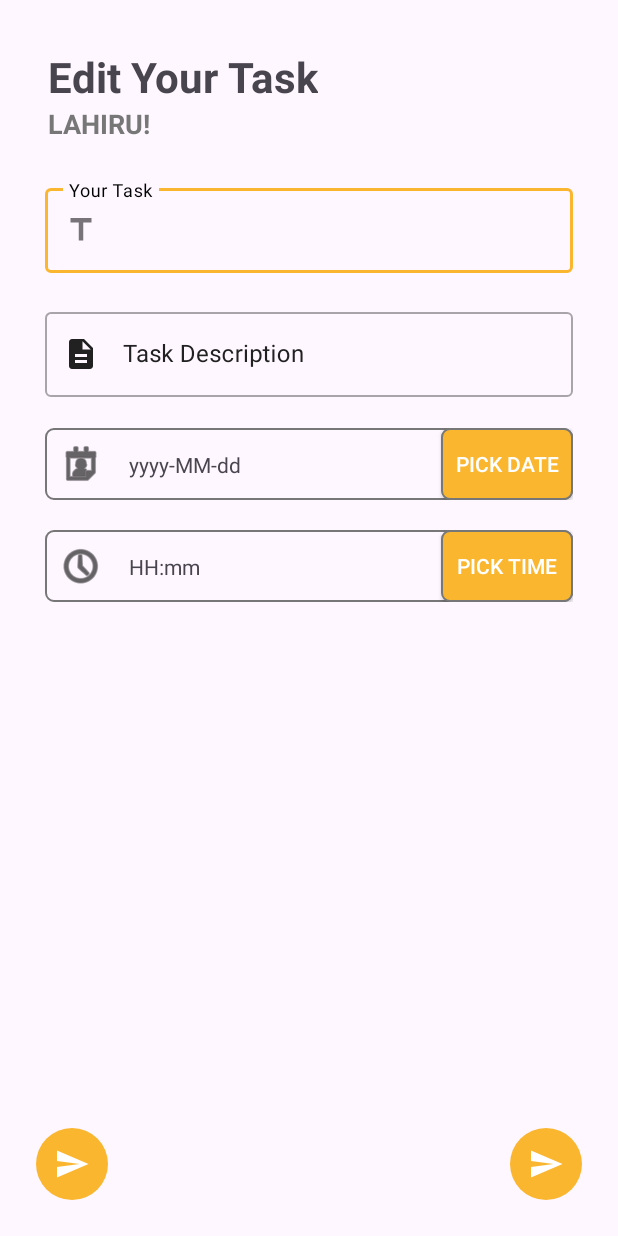
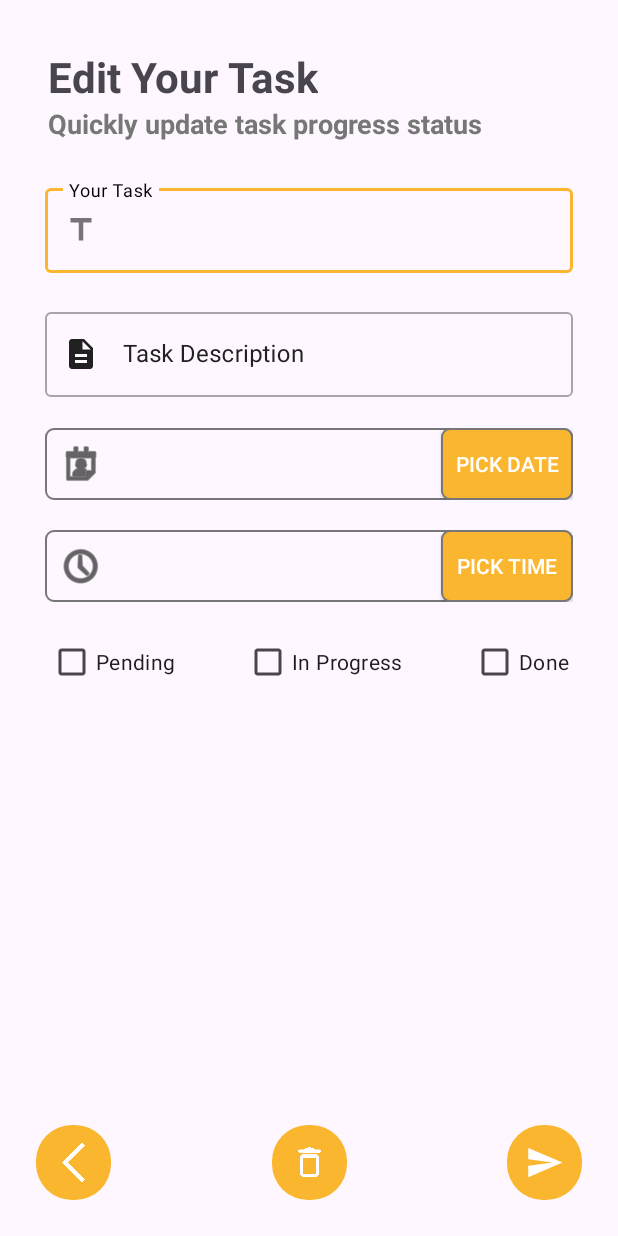
Before and after one commit to lahiruudayakumara/task-manager-android-app-kotlin, an Android app: the UpdateTaskActivity screen opened directly, with no data from a screen before it, on a phone screen of 412 x 824 dp. Run offline under Robolectric (Android 15) with nearby library versions, the phone set to English and light mode, and no system bars.

Commit message:
Update task update activity layout and functionality

```diff
--- a/app/src/main/java/com/example/taskmanagerapp/UpdateTaskActivity.kt
+++ b/app/src/main/java/com/example/taskmanagerapp/UpdateTaskActivity.kt
@@ -8,14 +8,17 @@ import android.provider.BaseColumns
 import android.text.Editable
 import android.util.Log
 import android.widget.Button
+import android.widget.CheckBox
+import android.widget.ImageButton
+import android.widget.TextView
 import android.widget.Toast
 import androidx.appcompat.app.AppCompatActivity
 import com.example.taskmanagerapp.db.DBOpenHelper
 import com.example.taskmanagerapp.utils.COLUMN_NAME_DATE
 import com.example.taskmanagerapp.utils.COLUMN_NAME_DESCRIPTION
+import com.example.taskmanagerapp.utils.COLUMN_NAME_STATUS
 import com.example.taskmanagerapp.utils.COLUMN_NAME_TIME
 import com.example.taskmanagerapp.utils.COLUMN_NAME_TITLE
-import com.google.android.material.floatingactionbutton.FloatingActionButton
 import com.google.android.material.textfield.TextInputLayout
 import java.text.SimpleDateFormat
 import java.util.Calendar
@@ -25,8 +28,21 @@ class UpdateTaskActivity : AppCompatActivity() {
 
     private lateinit var etUpdatedTitle: TextInputLayout
     private lateinit var etUpdatedDescription: TextInputLayout
-    private lateinit var fabUpdate: FloatingActionButton
+    private lateinit var fabUpdate: ImageButton
+    private lateinit var fabDelete: ImageButton
+    private lateinit var backToMain: ImageButton
     private lateinit var calendar: Calendar
+    private lateinit var etDate: TextView
+    private lateinit var etTime: TextView
+
+    private var selectedDate: String = ""
+    private var selectedTime: String = ""
+    private var status: String = "Pending"
+
+    private lateinit var checkBoxPending: CheckBox
+    private lateinit var checkBoxInProgress: CheckBox
+    private lateinit var checkBoxDone: CheckBox
+
     private val dbOpenHelper = DBOpenHelper(this)
 
 
@@ -37,11 +53,64 @@ class UpdateTaskActivity : AppCompatActivity() {
         etUpdatedTitle = findViewById(R.id.edit_title)
         etUpdatedDescription = findViewById(R.id.edit_description)
         fabUpdate = findViewById(R.id.fab_update)
+        backToMain = findViewById(R.id.fab_back_main)
+        fabDelete = findViewById(R.id.fab_delete)
+
+        checkBoxPending = findViewById(R.id.edit_pending)
+        checkBoxInProgress = findViewById(R.id.edit_in_progress)
+        checkBoxDone = findViewById(R.id.edit_done)
+
+        etDate = findViewById(R.id.display_edit_date)
+        etTime = findViewById(R.id.display_edit_time)
 
         val titleOld = intent.getStringExtra(COLUMN_NAME_TITLE)
         val descriptionOld = intent.getStringExtra(COLUMN_NAME_DESCRIPTION)
         val datepre = intent.getStringExtra(COLUMN_NAME_DATE)
         val timepre = intent.getStringExtra(COLUMN_NAME_TIME)
+        val statusOld = intent.getStringExtra(COLUMN_NAME_STATUS)
+
+        etDate.text = datepre
+        etTime.text = timepre
+
+        if (statusOld != null) {
+            if (statusOld == "Pending") {
+                checkBoxPending.isChecked = true
+                status = "Pending"
+            } else if (statusOld == "In Progress") {
+                checkBoxInProgress.isChecked = true
+                status = "In Progress"
+            } else if (statusOld == "Done") {
+                checkBoxDone.isChecked = true
+                status = "Done"
+            }
+        } else {
+            // Handle the case where statusOld is null
+            Log.d("UpdateTaskActivity", "Status from intent is null")
+        }
+
+        checkBoxPending.setOnCheckedChangeListener { _, isChecked ->
+            if (isChecked) {
+                status = "Pending"
+                checkBoxInProgress.isChecked = false
+                checkBoxDone.isChecked = false
+            }
+        }
+
+        checkBoxInProgress.setOnCheckedChangeListener { _, isChecked ->
+            if (isChecked) {
+                status = "In Progress"
+                checkBoxPending.isChecked = false
+                checkBoxDone.isChecked = false
+            }
+        }
+
+        checkBoxDone.setOnCheckedChangeListener { _, isChecked ->
+            if (isChecked) {
+                status = "Done"
+                checkBoxPending.isChecked = false
+                checkBoxInProgress.isChecked = false
+            }
+        }
 
         calendar = Calendar.getInstance()
         datepre?.let {
@@ -60,12 +129,12 @@ class UpdateTaskActivity : AppCompatActivity() {
             calendar.set(Calendar.MINUTE, minute)
         }
 
-        val btnPickDate = findViewById<Button>(R.id.btn_pick_date)
+        val btnPickDate = findViewById<Button>(R.id.btn_edit_pick_date)
         btnPickDate.setOnClickListener {
             showDatePicker()
         }
 
-        val btnPickTime = findViewById<Button>(R.id.btn_pick_time)
+        val btnPickTime = findViewById<Button>(R.id.btn_edit_pick_time)
         btnPickTime.setOnClickListener {
             showTimePicker()
         }
@@ -78,18 +147,26 @@ class UpdateTaskActivity : AppCompatActivity() {
             etUpdatedDescription.editText?.text =
                 Editable.Factory.getInstance().newEditable(descriptionOld)
 
-            Log.d("UpdateNoteActivity", titleOld.toString())
-            Log.d("UpdateNoteActivity", descriptionOld.toString())
-            Log.d("UpdateNoteActivity", datepre.toString())
-            Log.d("UpdateNoteActivity", timepre.toString())
+            Log.d("UpdateTaskActivity", titleOld.toString())
+            Log.d("UpdateTaskActivity", descriptionOld.toString())
+            Log.d("UpdateTaskActivity", datepre.toString())
+            Log.d("UpdateTaskActivity", timepre.toString())
         } else {
-            Log.d("UpdateNoteActivity", "value was null")
+            Log.d("UpdateTaskActivity", "value was null")
             Toast.makeText(this, "Value was null", Toast.LENGTH_SHORT).show()
         }
 
 
         fabUpdate.setOnClickListener {
             updateData()
+        }
+
+        backToMain.setOnClickListener {
+            fabBackToMain()
+        }
+
+        fabDelete.setOnClickListener {
+            deleteTask()
         }
     }
 
@@ -98,6 +175,8 @@ class UpdateTaskActivity : AppCompatActivity() {
             this,
             { _, year, monthOfYear, dayOfMonth ->
                 calendar.set(year, monthOfYear, dayOfMonth)
+                selectedDate = SimpleDateFormat("yyyy-MM-dd").format(calendar.time)
+                updateDateTextView()
             },
             calendar.get(Calendar.YEAR),
             calendar.get(Calendar.MONTH),
@@ -112,6 +191,8 @@ class UpdateTaskActivity : AppCompatActivity() {
             { _, hourOfDay, minute ->
                 calendar.set(Calendar.HOUR_OF_DAY, hourOfDay)
                 calendar.set(Calendar.MINUTE, minute)
+                selectedTime = SimpleDateFormat("HH:mm").format(calendar.time)
+                updateTimeTextView()
             },
             calendar.get(Calendar.HOUR_OF_DAY),
             calendar.get(Calendar.MINUTE),
@@ -135,8 +216,8 @@ class UpdateTaskActivity : AppCompatActivity() {
             etUpdatedDescription.requestFocus()
             return
         }
-        val selectedDate = SimpleDateFormat("yyyy-MM-dd").format(calendar.time)
-        val selectedTime = SimpleDateFormat("HH:mm").format(calendar.time)
+        selectedDate = SimpleDateFormat("yyyy-MM-dd").format(calendar.time)
+        selectedTime = SimpleDateFormat("HH:mm").format(calendar.time)
         if (notEmpty()) {
 
             dbOpenHelper.updateTask(
@@ -144,7 +225,8 @@ class UpdateTaskActivity : AppCompatActivity() {
                 etUpdatedTitle.editText?.text.toString(),
                 etUpdatedDescription.editText?.text.toString(),
                 selectedDate,
-                selectedTime
+                selectedTime,
+                status
             )
             Toast.makeText(this, "Updated!", Toast.LENGTH_SHORT).show()
             val intentToMainActivity = Intent(this, MainActivity::class.java)
@@ -159,4 +241,28 @@ class UpdateTaskActivity : AppCompatActivity() {
                 && etUpdatedDescription.editText?.text.toString().isNotEmpty())
     }
 
+    private fun deleteTask() {
+        val id = intent.getIntExtra(BaseColumns._ID, 0).toString()
+        dbOpenHelper.deleteTask(id)
+        Toast.makeText(this, "Deleted!", Toast.LENGTH_SHORT).show()
+        val intentToMainActivity = Intent(this, MainActivity::class.java)
+        startActivity(intentToMainActivity)
+        finish()
+    }
+
+    private fun fabBackToMain() {
+        val intentToMainActivity = Intent(this, MainActivity::class.java)
+        startActivity(intentToMainActivity)
+    }
+
+    private fun updateDateTextView() {
+        etDate = findViewById(R.id.display_data)
+        etDate.text = "$selectedDate"
+    }
+
+    private fun updateTimeTextView() {
+        etTime = findViewById(R.id.display_time)
+        etTime.text = "$selectedTime"
+    }
+
 }
--- a/app/src/main/res/layout/activity_update_task.xml
+++ b/app/src/main/res/layout/activity_update_task.xml
@@ -38,7 +38,7 @@
         android:layout_width="wrap_content"
         android:layout_height="wrap_content"
         android:layout_marginStart="32dp"
-        android:text="LAHIRU!"
+        android:text="Quickly update task progress status"
         android:textColor="#777777"
         android:textSize="18sp"
         android:textStyle="bold"
@@ -120,7 +120,7 @@
             app:tint="@color/black" />
 
         <TextView
-            android:id="@+id/display_data"
+            android:id="@+id/display_edit_date"
             android:layout_width="0dp"
             android:layout_height="wrap_content"
             android:layout_marginStart="16dp"
@@ -166,7 +166,7 @@
             app:tint="@color/black"/>
 
         <TextView
-            android:id="@+id/display_time"
+            android:id="@+id/display_edit_time"
             android:layout_width="0dp"
             android:layout_height="wrap_content"
             android:layout_marginStart="16dp"
@@ -188,16 +188,33 @@
     </androidx.constraintlayout.widget.ConstraintLayout>
 
     <ImageButton
-        android:id="@+id/fab_back"
-        android:layout_width="wrap_content"
-        android:layout_height="wrap_content"
+        android:id="@+id/fab_back_main"
+        android:layout_width="50sp"
+        android:layout_height="50sp"
         android:layout_margin="24dp"
         android:background="@drawable/circle_background"
         android:backgroundTint="@color/orange"
         android:contentDescription="@string/back"
-        android:src="@drawable/ic_baseline_send_24"
+        android:src="@drawable/backward_arrow"
+        android:scaleType="fitXY"
+        android:padding="12sp"
         app:layout_constraintBottom_toBottomOf="parent"
         app:layout_constraintStart_toStartOf="parent" />
+
+    <ImageButton
+        android:id="@+id/fab_delete"
+        android:layout_width="50sp"
+        android:layout_height="50sp"
+        android:layout_margin="24dp"
+        android:background="@drawable/circle_background"
+        android:backgroundTint="@color/orange"
+        android:contentDescription="@string/back"
+        android:src="@drawable/delete"
+        android:scaleType="fitXY"
+        android:padding="12sp"
+        app:layout_constraintBottom_toBottomOf="parent"
+        app:layout_constraintEnd_toStartOf="@+id/fab_update"
+        app:layout_constraintStart_toEndOf="@+id/fab_back_main" />
 
     <androidx.constraintlayout.widget.ConstraintLayout
         android:layout_width="0dp"
@@ -205,33 +222,34 @@
         android:layout_marginStart="32dp"
         android:layout_marginTop="16dp"
         android:layout_marginEnd="32dp"
-        app:layout_constraintBottom_toTopOf="@+id/fab_send"
+        app:layout_constraintBottom_toTopOf="@+id/fab_update"
         app:layout_constraintEnd_toEndOf="parent"
         app:layout_constraintStart_toStartOf="parent"
         app:layout_constraintTop_toBottomOf="@+id/constraintLayout3">
 
         <CheckBox
-            android:id="@+id/important"
+            android:id="@+id/edit_pending"
             android:layout_width="wrap_content"
             android:layout_height="wrap_content"
-            android:text="Important"
+            android:text="Pending"
             app:layout_constraintStart_toStartOf="parent"
+            app:layout_constraintTop_toTopOf="parent"
+            android:backgroundTint="@color/orange"/>
+
+        <CheckBox
+            android:id="@+id/edit_in_progress"
+            android:layout_width="wrap_content"
+            android:layout_height="wrap_content"
+            android:text="In Progress"
+            app:layout_constraintEnd_toStartOf="@+id/edit_done"
+            app:layout_constraintStart_toEndOf="@+id/edit_pending"
             app:layout_constraintTop_toTopOf="parent" />
 
         <CheckBox
-            android:id="@+id/to_do"
+            android:id="@+id/edit_done"
             android:layout_width="wrap_content"
             android:layout_height="wrap_content"
-            android:text="To Do"
-            app:layout_constraintEnd_toStartOf="@+id/meeting"
-            app:layout_constraintStart_toEndOf="@+id/important"
-            app:layout_constraintTop_toTopOf="parent" />
-
-        <CheckBox
-            android:id="@+id/meeting"
-            android:layout_width="wrap_content"
-            android:layout_height="wrap_content"
-            android:text="Meeting"
+            android:text="Done"
             app:layout_constraintEnd_toEndOf="parent"
             app:layout_constraintTop_toTopOf="parent" />
 
@@ -239,12 +257,14 @@
 
     <ImageButton
         android:id="@+id/fab_update"
-        android:layout_width="wrap_content"
-        android:layout_height="wrap_content"
+        android:layout_width="50sp"
+        android:layout_height="50sp"
         android:layout_margin="24dp"
         android:background="@drawable/circle_background"
         android:backgroundTint="@color/orange"
         android:contentDescription="@string/submit"
+        android:padding="12sp"
+        android:scaleType="fitXY"
         android:src="@drawable/ic_baseline_send_24"
         app:elevation="8dp"
         app:layout_constraintBottom_toBottomOf="parent"
```
